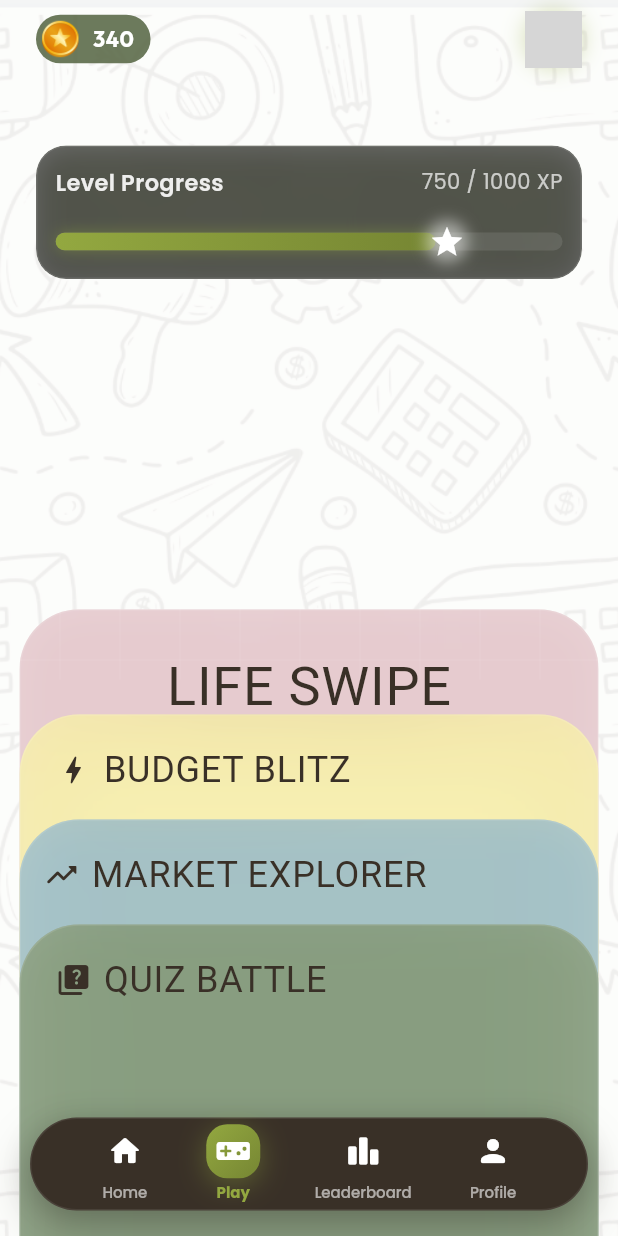
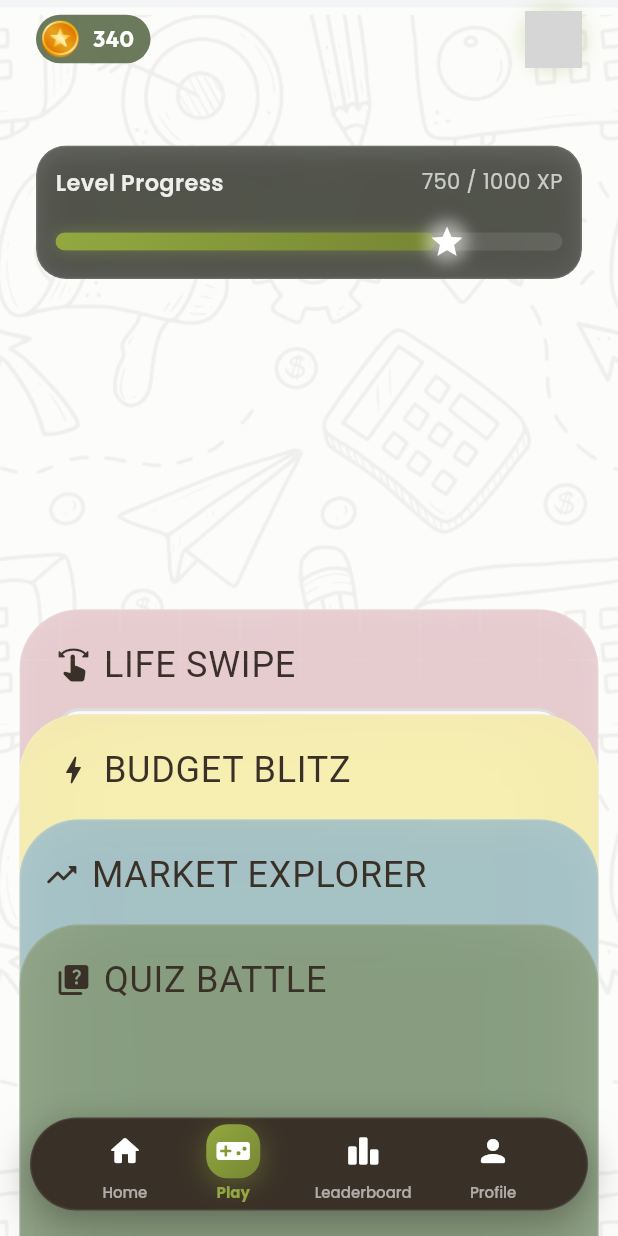
Before and after one commit to Atharv-tw/FINSTAR, a Flutter app: the PlayGameScreen screen opened by its route, on a phone screen of 412 x 824 dp. Run offline on Flutter 3.47's test engine with Material 3 defaults, Android fonts, the phone set to English and light mode, and no system bars; our stand-ins replace cloud_firestore, firebase_auth, firebase_core, firebase_crashlytics, firebase_database, firebase_messaging and 7 more; missing offline and left inert: onesignal_flutter; accounts and stored records are empty; network calls fail; grey boxes are pictures that could not be loaded.

Commit message:
feat: Enhance Life Swipe card header to match other game cards

```diff
--- a/lib/features/home/play_game_screen.dart
+++ b/lib/features/home/play_game_screen.dart
@@ -714,19 +714,43 @@ class _LifeSwipeCardContentState extends State<_LifeSwipeCardContent>
 
   @override
   Widget build(BuildContext context) {
+    double animatedFontSize = 24 + (widget.unfoldProgress * 12); // Default: 24 to 36
+    double animatedIconSize = 24 + (widget.unfoldProgress * 12); // Default: 24 to 36
+    double iconSpacing = 8.0; // Default spacing
+    Offset contentOffset = Offset.zero; // Default offset
+
+    final Alignment animatedAlignment =
+        Alignment.lerp(Alignment.topLeft, Alignment.topCenter, widget.unfoldProgress)!;
+
     return Column(
       mainAxisAlignment: MainAxisAlignment.spaceBetween,
       children: [
-        // External animated heading placeholder - using card.title for now
-        Padding(
-          padding: const EdgeInsets.symmetric(vertical: 8.0),
+        Align(
+          alignment: animatedAlignment,
+          child: Transform.translate(
+            offset: contentOffset,
+            child: Row(
+              mainAxisSize: MainAxisSize.min, // To keep the Row compact
+              children: [
+                Icon(
+                  widget.card.icon,
+                  size: animatedIconSize,
+                  color: DesignTokens.textPrimary,
+                ),
+                SizedBox(width: iconSpacing),
+                FittedBox(
+                  fit: BoxFit.scaleDown,
                   child: Text(
                     widget.card.title,
                     style: GoogleFonts.luckiestGuy(
-              fontSize: 36,
+                      fontSize: animatedFontSize,
                       color: DesignTokens.textPrimary,
                       height: 1.1,
                       letterSpacing: 0.5,
+                    ),
+                  ),
+                ),
+              ],
             ),
           ),
         ),
```
Lines whose indentation alone changed are shown as unchanged.
